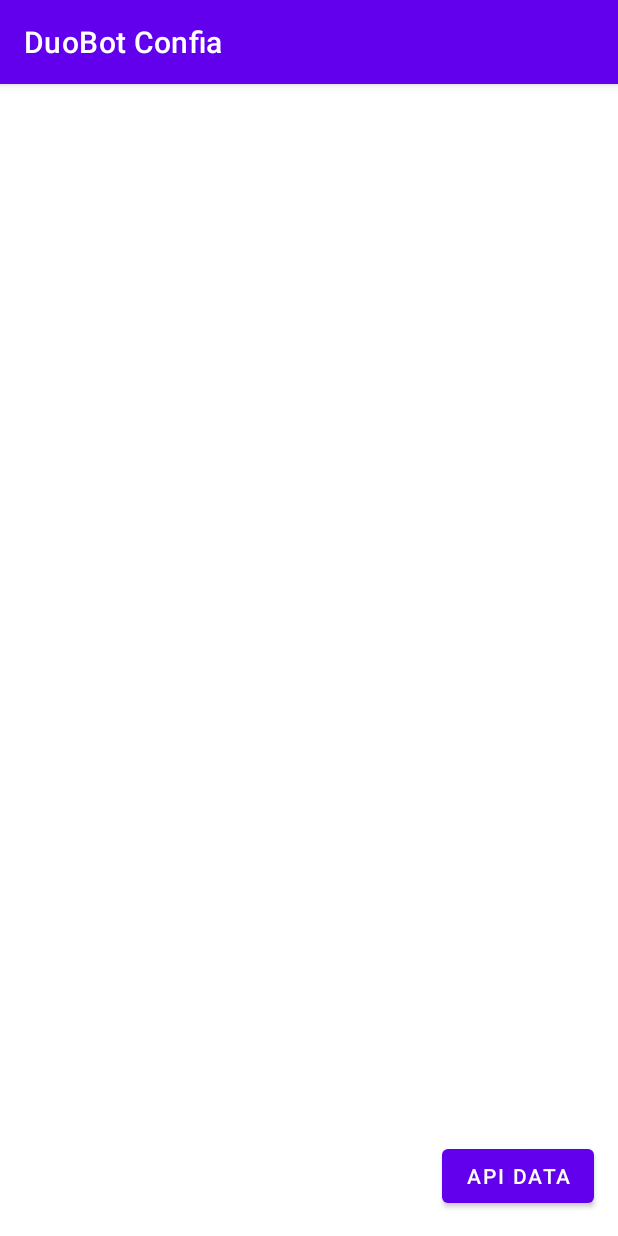
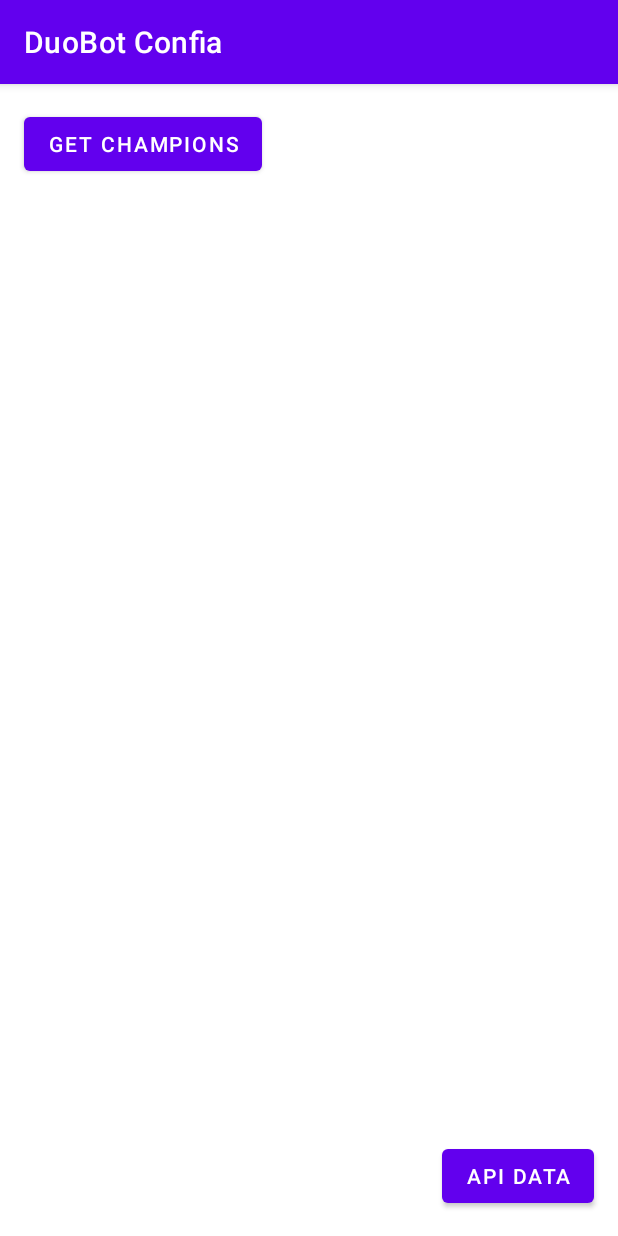
Before and after one commit to thiagoperea/duobot-confia, an Android app: the screen it shows after launch (MainActivity), on a phone screen of 412 x 824 dp. Run offline under Robolectric (Android 15) with nearby library versions, the phone set to English and light mode, and no system bars.

Commit message:
test commit

```diff
--- a/app/src/main/java/com/thiagoperea/duobotconfia/presentation/MainActivity.kt
+++ b/app/src/main/java/com/thiagoperea/duobotconfia/presentation/MainActivity.kt
@@ -3,6 +3,7 @@ package com.thiagoperea.duobotconfia.presentation
 import android.content.Intent
 import android.os.Bundle
 import android.widget.Button
+import android.widget.Toast
 import androidx.appcompat.app.AppCompatActivity
 import com.thiagoperea.duobotconfia.R
 import com.thiagoperea.duobotconfia.presentation.api_data.ApiDataActivity
@@ -18,5 +19,9 @@ class MainActivity : AppCompatActivity() {
             val intent = Intent(this, ApiDataActivity::class.java)
             startActivity(intent)
         }
+
+        findViewById<Button>(R.id.getChampionsButton).setOnClickListener {
+            Toast.makeText(this, "TESTE", Toast.LENGTH_SHORT).show()
+        }
     }
 }
--- a/app/src/main/res/layout/activity_main.xml
+++ b/app/src/main/res/layout/activity_main.xml
@@ -13,4 +13,14 @@
         android:text="api data"
         app:layout_constraintBottom_toBottomOf="parent"
         app:layout_constraintEnd_toEndOf="parent" />
+
+    <Button
+        android:id="@+id/getChampionsButton"
+        android:layout_width="wrap_content"
+        android:layout_height="wrap_content"
+        android:layout_marginStart="16dp"
+        android:layout_marginTop="16dp"
+        android:text="get champions"
+        app:layout_constraintStart_toStartOf="parent"
+        app:layout_constraintTop_toTopOf="parent" />
 </androidx.constraintlayout.widget.ConstraintLayout>
```
